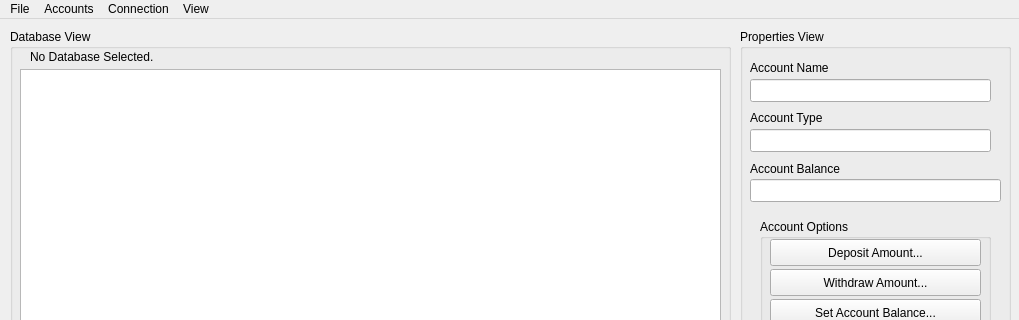
The window that gui/EasyAcct.ui (Aspectious/EasyAcct) describes before a commit, drawn with Qt 5; both pictures show x 0 to 1019 and y 0 to 320 of the 1019 by 585 pixel window.
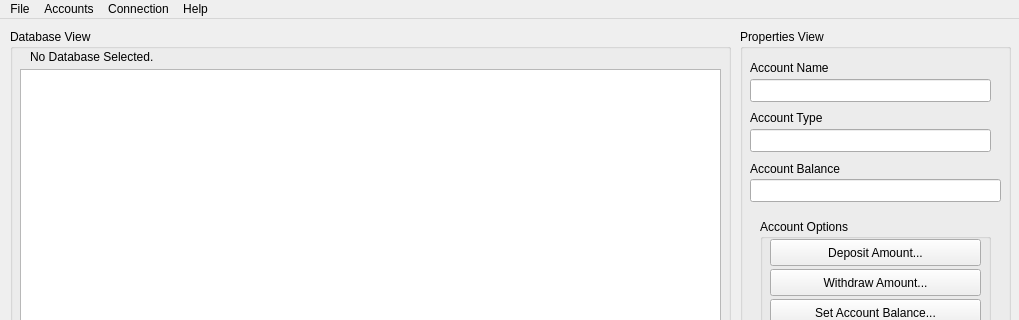
The same window after the commit.

```diff
--- a/gui/EasyAcct.ui
+++ b/gui/EasyAcct.ui
@@ -284,7 +284,7 @@
      <x>0</x>
      <y>0</y>
      <width>1019</width>
-     <height>22</height>
+     <height>21</height>
     </rect>
    </property>
    <widget class="QMenu" name="menuFile">
@@ -301,12 +301,8 @@
     </property>
     <addaction name="mb_a_open"/>
     <addaction name="mb_a_close"/>
-   </widget>
-   <widget class="QMenu" name="menuView">
-    <property name="title">
-     <string>View</string>
-    </property>
-    <addaction name="mb_v_policy"/>
+    <addaction name="separator"/>
+    <addaction name="actionImport_Accounts_from_CSV"/>
    </widget>
    <widget class="QMenu" name="menuConnection">
     <property name="title">
@@ -317,12 +313,19 @@
     <addaction name="separator"/>
     <addaction name="mb_c_connectionoptions"/>
     <addaction name="separator"/>
-    <addaction name="mb_c_fetch"/>
+    <addaction name="actionRefresh_Current_Connection"/>
+   </widget>
+   <widget class="QMenu" name="menuHelp">
+    <property name="title">
+     <string>Help</string>
+    </property>
+    <addaction name="mb_v_policy"/>
+    <addaction name="actionAbout"/>
    </widget>
    <addaction name="menuFile"/>
    <addaction name="menuAccounts"/>
    <addaction name="menuConnection"/>
-   <addaction name="menuView"/>
+   <addaction name="menuHelp"/>
   </widget>
   <widget class="QStatusBar" name="statusbar"/>
   <action name="mb_f_new">
```
Left out of the diff: 44 changed lines with no effect on the pictures.
